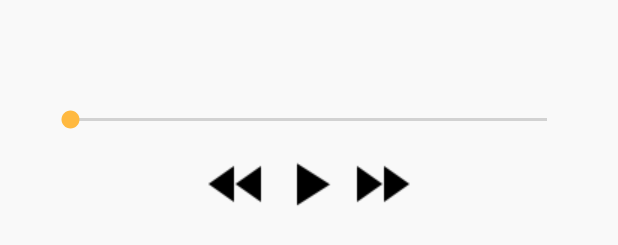
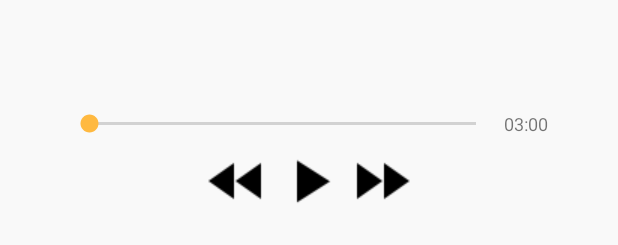
Before and after one commit to 2018STCapstonD/MIDI, an Android app: the layout activity_2.xml on its own in the app's theme, with its tools: preview values and no code run, on a phone screen of 412 x 824 dp. Shown: the part 854-1099 px from the top of the screen. Run offline under Robolectric (Android 15) with nearby library versions, the phone set to English and light mode, and no system bars.

Commit message:
tab2 현재재생시간 추가

```diff
--- a/Client/Midi/app/src/main/res/layout/activity_2.xml
+++ b/Client/Midi/app/src/main/res/layout/activity_2.xml
@@ -46,11 +46,22 @@
         <LinearLayout
             android:layout_width="wrap_content"
             android:layout_height="wrap_content"
-            android:paddingBottom="10dp">
+            android:layout_gravity="center"
+            android:paddingBottom="5dp"
+            android:orientation="horizontal">
+
             <SeekBar
                 android:id="@+id/seekbar"
-                android:layout_width="350dp"
-                android:layout_height="wrap_content"/>
+                android:layout_width="290dp"
+                android:layout_height="wrap_content" />
+            <TextView
+                android:id="@+id/duration"
+                android:layout_width="35dp"
+                android:layout_height="match_parent"
+                android:layout_gravity="right"
+                android:gravity="center"
+                android:text="03:00"
+                android:textSize="12sp" />
         </LinearLayout>
 
 
```
Also changed, not shown: Client/Midi/app/src/main/java/com/midi/midi/Tab2.java (+25 -3 lines).
